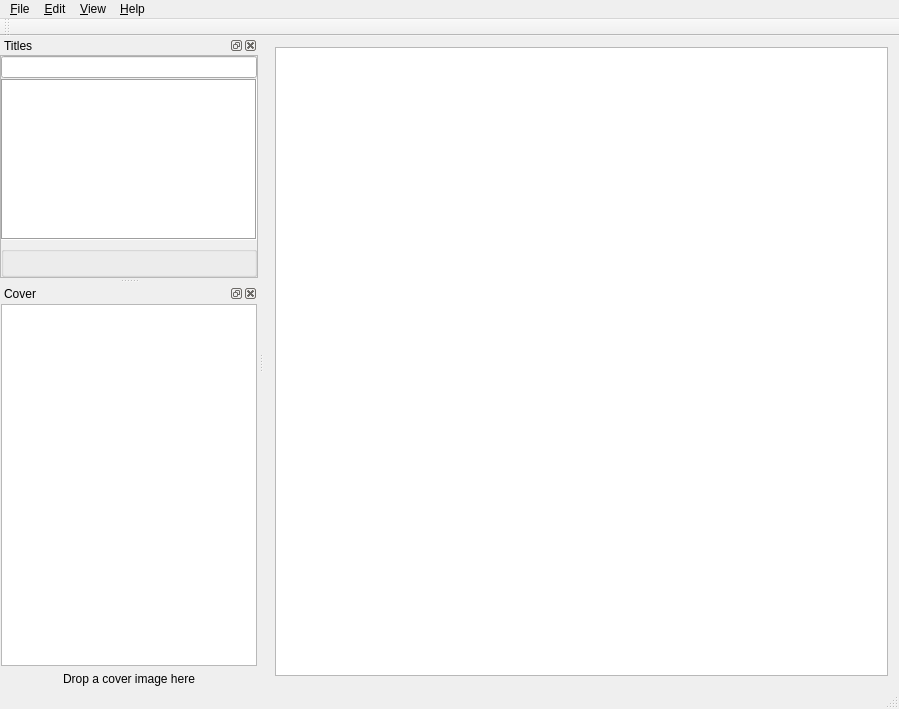
Above: mainwindow.ui from ijprest/GCDCollector before the change. Below: the same form after it.
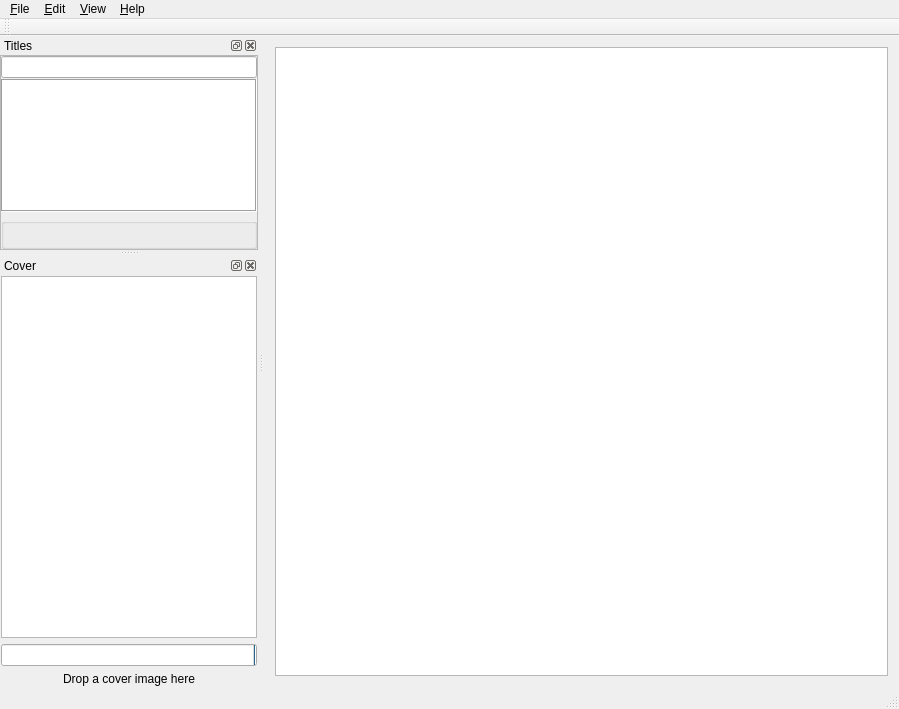
That is the form after the change. Custom widgets are drawn as their Qt base class.

Commit message: saving/loading cover images in user-database file

Patch:
```diff
--- a/mainwindow.ui
+++ b/mainwindow.ui
@@ -264,7 +264,7 @@
    <property name="minimumSize">
     <size>
      <width>258</width>
-     <height>403</height>
+     <height>431</height>
     </size>
    </property>
    <property name="features">
@@ -291,6 +291,16 @@
        </property>
       </widget>
      </item>
+     <item>
+      <widget class="QProgressBar" name="coverProgress">
+       <property name="textVisible">
+        <bool>false</bool>
+       </property>
+       <property name="invertedAppearance">
+        <bool>true</bool>
+       </property>
+      </widget>
+     </item>
      <item>
       <widget class="QLabel" name="coverLink">
        <property name="sizePolicy">
```
The commit also changes 5 other files.
